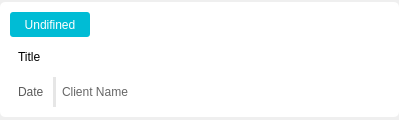
The window that projet.ui (Masha58/KeyPlan) describes before a commit, drawn with Qt 5.
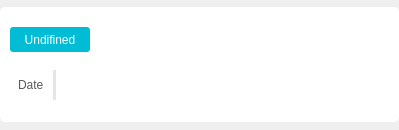
The same window after the commit. Icons and pictures are not drawn.

```diff
--- a/projet.ui
+++ b/projet.ui
@@ -7,19 +7,19 @@
     <x>0</x>
     <y>0</y>
     <width>399</width>
-    <height>120</height>
+    <height>130</height>
    </rect>
   </property>
   <property name="minimumSize">
    <size>
     <width>0</width>
-    <height>120</height>
+    <height>130</height>
    </size>
   </property>
   <property name="maximumSize">
    <size>
     <width>16777215</width>
-    <height>120</height>
+    <height>130</height>
    </size>
   </property>
   <property name="windowTitle">
@@ -73,7 +73,7 @@
      </property>
      <layout class="QVBoxLayout" name="verticalLayout_6">
       <property name="spacing">
-       <number>0</number>
+       <number>8</number>
       </property>
       <property name="leftMargin">
        <number>10</number>
@@ -133,28 +133,7 @@
        </layout>
       </item>
       <item>
-       <widget class="QLabel" name="la_titre_projet">
-        <property name="minimumSize">
-         <size>
-          <width>0</width>
-          <height>40</height>
-         </size>
-        </property>
-        <property name="maximumSize">
-         <size>
-          <width>16777215</width>
-          <height>40</height>
-         </size>
-        </property>
-        <property name="styleSheet">
-         <string notr="true">background-color: rgb(255, 255, 255);
-border-radius:5px;
-padding:5px;</string>
-        </property>
-        <property name="text">
-         <string>Title</string>
-        </property>
-       </widget>
+       <layout class="QVBoxLayout" name="vl_titre"/>
       </item>
       <item>
        <layout class="QHBoxLayout" name="hl_bottom">
@@ -179,26 +158,7 @@
          </widget>
         </item>
         <item>
-         <widget class="QLabel" name="la_nom_client">
-          <property name="minimumSize">
-           <size>
-            <width>0</width>
-            <height>25</height>
-           </size>
-          </property>
-          <property name="maximumSize">
-           <size>
-            <width>16777215</width>
-            <height>25</height>
-           </size>
-          </property>
-          <property name="styleSheet">
-           <string notr="true">color: rgb(102, 102, 102);</string>
-          </property>
-          <property name="text">
-           <string>Client Name</string>
-          </property>
-         </widget>
+         <layout class="QHBoxLayout" name="hl_nom_client"/>
         </item>
         <item>
          <spacer name="hp">
```
